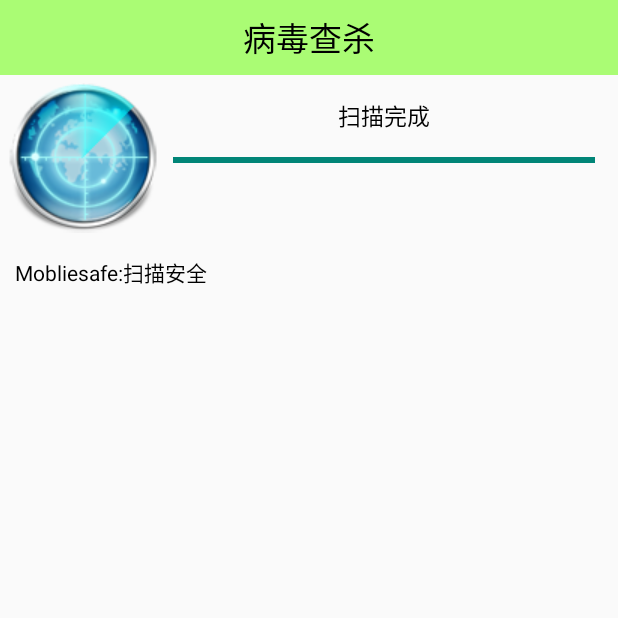
After one commit to 913294137/Mobliesafe, an Android app: the AntivirusActivity screen opened directly, with no data from a screen before it, on a phone screen of 412 x 824 dp, the top half of it. The commit adds this screen. Run offline under Robolectric (Android 15) with nearby library versions, the phone set to English and light mode, and no system bars; 5 statements that could not run were skipped.

Commit message:
手机杀毒功能的实现

```diff
--- /dev/null
+++ b/app/src/main/java/com/sumu/mobliesafe/activity/AntivirusActivity.java
@@ -0,0 +1,153 @@
+package com.sumu.mobliesafe.activity;
+
+import android.app.Activity;
+import android.content.pm.PackageInfo;
+import android.content.pm.PackageManager;
+import android.graphics.Color;
+import android.os.Bundle;
+import android.os.Handler;
+import android.os.Message;
+import android.view.animation.Animation;
+import android.view.animation.RotateAnimation;
+import android.widget.ImageView;
+import android.widget.LinearLayout;
+import android.widget.ProgressBar;
+import android.widget.ScrollView;
+import android.widget.TextView;
+
+import com.lidroid.xutils.ViewUtils;
+import com.lidroid.xutils.view.annotation.ViewInject;
+import com.sumu.mobliesafe.R;
+import com.sumu.mobliesafe.db.dao.AntivirusDao;
+import com.sumu.mobliesafe.utils.MD5Utils;
+
+import java.util.List;
+
+/**
+ * 病毒查杀
+ */
+public class AntivirusActivity extends Activity {
+    private static final int BEGIN = 1;//开始扫描
+    private static final int SCANNING = 2;//扫描中
+    private static final int END = 3;//扫描结束
+    @ViewInject(R.id.iv_act_scanning)
+    private ImageView ivActScanning;
+    @ViewInject(R.id.ll_content)
+    private LinearLayout llContent;
+    @ViewInject(R.id.tv_init_virus)
+    private TextView tvInitVirus;
+    @ViewInject(R.id.progressBar)
+    private ProgressBar progressBar;
+    @ViewInject(R.id.scrollView)
+    private ScrollView scrollView;
+    private Message message;
+
+    @Override
+    protected void onCreate(Bundle savedInstanceState) {
+        super.onCreate(savedInstanceState);
+        setContentView(R.layout.activity_antivirus);
+        ViewUtils.inject(this);
+        initUI();
+        initData();
+    }
+
+    private Handler handler = new Handler() {
+        @Override
+        public void handleMessage(Message msg) {
+            switch (msg.what) {
+                case BEGIN:
+                    tvInitVirus.setText("初始化8核杀毒引擎中...");
+                    break;
+                case SCANNING:
+                    ScanInfo scanInfo = (ScanInfo) msg.obj;
+                    tvInitVirus.setText("正在扫描:" + scanInfo.appName);
+                    TextView textView = new TextView(AntivirusActivity.this);
+                    if (scanInfo.desc) {
+                        textView.setTextColor(Color.RED);
+                        textView.setText(scanInfo.appName + ":有病毒");
+                    } else {
+                        textView.setTextColor(Color.BLACK);
+                        textView.setText(scanInfo.appName + ":扫描安全");
+                    }
+                    llContent.addView(textView);
+                    //自动滚动
+                    scrollView.post(new Runnable() {
+                        @Override
+                        public void run() {
+                            //一直往下面进行滚动
+                            scrollView.fullScroll(ScrollView.FOCUS_DOWN);
+                        }
+                    });
+                    break;
+                case END:
+                    tvInitVirus.setText("扫描完成");
+                    // 当扫描结束的时候。停止动画
+                    ivActScanning.clearAnimation();
+                    break;
+            }
+        }
+    };
+
+    private void initData() {
+        new Thread() {
+            @Override
+            public void run() {
+                message = Message.obtain();
+                message.what = BEGIN;
+                handler.sendMessage(message);
+                PackageManager packageManager = getPackageManager();
+                //获取到所有安装的应用程序
+                List<PackageInfo> packageInfos = packageManager.getInstalledPackages(0);
+                progressBar.setMax(packageInfos.size());
+                int count=0;//扫描的应用程序个数
+                for (PackageInfo packageInfo : packageInfos) {
+                    ScanInfo scanInfo = new ScanInfo();
+                    //获取当前手机上app的名字
+                    String appName = packageInfo.applicationInfo.loadLabel(packageManager).toString();
+                    scanInfo.appName = appName;
+                    //获取包名
+                    String packageName = packageInfo.applicationInfo.packageName;
+                    scanInfo.appPackage = packageName;
+                    //获取到每个应用程序的目录
+                    String sourceDir = packageInfo.applicationInfo.sourceDir;
+                    //获取到文件的md5
+                    String md5 = MD5Utils.getFileMd5(sourceDir);
+                    //判断当前文件是否在病毒数据库中
+                    String desc = AntivirusDao.checkFileVirus(md5);
+                    //如果当前的描述信息等null说明没有病毒
+                    if (desc == null) {
+                        scanInfo.desc = false;
+                    } else {
+                        scanInfo.desc = true;
+                    }
+                    count++;
+                    progressBar.setProgress(count);
+                    message=Message.obtain();
+                    message.what = SCANNING;
+                    message.obj = scanInfo;
+                    handler.sendMessage(message);
+                }
+                message=Message.obtain();
+                message.what = END;
+                handler.sendMessage(message);
+            }
+        }.start();
+    }
+
+    /**
+     * 查杀每个文件的对象
+     */
+    private class ScanInfo {
+        private String appName;
+        private String appPackage;
+        private boolean desc;//是否有病毒
+    }
+
+    private void initUI() {
+        Animation animation = new RotateAnimation(0, 360, Animation.RELATIVE_TO_SELF, 0.5f, Animation.RELATIVE_TO_SELF, 0.5f);
+        animation.setDuration(1000);
+        //不停的循环动画
+        animation.setRepeatCount(Animation.INFINITE);
+        ivActScanning.startAnimation(animation);
+    }
+}
--- a/app/src/main/java/com/sumu/mobliesafe/activity/HomeActivity.java
+++ b/app/src/main/java/com/sumu/mobliesafe/activity/HomeActivity.java
@@ -60,6 +60,7 @@ public class HomeActivity extends Activity {
                     case 4:
                         break;
                     case 5:
+                        startActivity(new Intent(HomeActivity.this,AntivirusActivity.class));
                         break;
                     case 6:
                         break;
--- a/app/src/main/java/com/sumu/mobliesafe/activity/SplashActivity.java
+++ b/app/src/main/java/com/sumu/mobliesafe/activity/SplashActivity.java
@@ -88,7 +88,8 @@ public class SplashActivity extends Activity {
         tvProgress= (TextView) findViewById(R.id.tv_progress);
         tvVersion.setText("版本号：" + getVersionName());
         preferences=getSharedPreferences("config",MODE_APPEND);
-        copyDB("address.db");
+        copyDB("address.db");//拷贝电话归属地数据库
+        copyDB("antivirus.db");//拷贝病毒数据库
         //判断是否需要自动更新
         if (preferences.getBoolean("auto_update",true)){
             checkVersion();
--- a/app/src/main/java/com/sumu/mobliesafe/db/dao/AddressDao.java
+++ b/app/src/main/java/com/sumu/mobliesafe/db/dao/AddressDao.java
@@ -15,7 +15,7 @@ public class AddressDao {
         String address = "未知号码";
         //获取数据库对象
         SQLiteDatabase database = SQLiteDatabase.openDatabase(PATH, null, SQLiteDatabase.OPEN_READONLY);
-        if (number.matches("^1[3-8]\\d{9}$")) {//匹配手机号码
+        if (number.matches("^1[3-8]\\d{8}$")) {//匹配手机号码
             Cursor cursor = database.rawQuery("select location from data2 where id=(select outkey from data1 where id=?)", new String[]{number.substring(0, 7)});
             if (cursor.moveToNext()) {
                 address = cursor.getString(0);
--- /dev/null
+++ b/app/src/main/java/com/sumu/mobliesafe/db/dao/AntivirusDao.java
@@ -0,0 +1,60 @@
+package com.sumu.mobliesafe.db.dao;
+
+import android.content.ContentValues;
+import android.database.Cursor;
+import android.database.sqlite.SQLiteDatabase;
+
+/**
+ * ==============================
+ * 作者：苏幕
+ * <p/>
+ * 时间：2015/11/13   15:40
+ * <p/>
+ * 描述：
+ * <p/>
+ * ==============================
+ */
+public class AntivirusDao {
+    //注意该路径必须是data/data目录的文件，否则数据库访问不到
+    private static final String PATH = "data/data/com.sumu.mobliesafe/files/antivirus.db";
+
+    /**
+     * 检查当前的MD5值是否在病毒数据库中
+     *
+     * @param md5
+     * @return
+     */
+    public static String checkFileVirus(String md5) {
+        String desc = null;
+        //获取数据库对象
+        SQLiteDatabase database = SQLiteDatabase.openDatabase(PATH, null, SQLiteDatabase.OPEN_READONLY);
+        //查询当前传过来的md5是否在病毒数据库里面
+        Cursor cursor = database.rawQuery("select desc from datable where md5=?", new String[]{md5});
+        if (cursor.moveToNext()) {
+            desc = cursor.getString(0);
+        }
+        cursor.close();
+        database.close();
+        return desc;
+    }
+
+    /**
+     * 添加病毒数据库
+     *
+     * @param md5  特征码
+     * @param desc 描述信息
+     */
+    public static void addVirus(String md5, String desc) {
+        SQLiteDatabase db = SQLiteDatabase.openDatabase(
+                "/data/data/com.itheima.mobileguard/files/antivirus.db", null,
+                SQLiteDatabase.OPEN_READWRITE);
+
+        ContentValues values = new ContentValues();
+        values.put("md5", md5);
+        values.put("type", 6);
+        values.put("name", "Android.Troj.AirAD.a");
+        values.put("desc", desc);
+        db.insert("datable", null, values);
+        db.close();
+    }
+}
--- a/app/src/main/java/com/sumu/mobliesafe/utils/MD5Utils.java
+++ b/app/src/main/java/com/sumu/mobliesafe/utils/MD5Utils.java
@@ -1,27 +1,32 @@
 package com.sumu.mobliesafe.utils;
 
+import java.io.File;
+import java.io.FileInputStream;
+import java.io.FileNotFoundException;
+import java.io.IOException;
 import java.security.MessageDigest;
 import java.security.NoSuchAlgorithmException;
 
 /**
  * Created by Sumu on 2015/11/6.
  */
-public class      MD5Utils {
+public class MD5Utils {
     /**
      * MD5加密
+     *
      * @param password
      * @return
      */
-    public static String encode(String password){
+    public static String encode(String password) {
         try {
-            MessageDigest messageDigest=MessageDigest.getInstance("MD5");//获取MD5加密算法对象
-            byte[] digest=messageDigest.digest(password.getBytes());//对字符串加密，返回字节数组
-            StringBuffer buffer=new StringBuffer();
-            for (byte b:digest){
-                int i=b & 0xff;//获取字节的第八位有效值
+            MessageDigest messageDigest = MessageDigest.getInstance("MD5");//获取MD5加密算法对象
+            byte[] digest = messageDigest.digest(password.getBytes());//对字符串加密，返回字节数组
+            StringBuffer buffer = new StringBuffer();
+            for (byte b : digest) {
+                int i = b & 0xff;//获取字节的第八位有效值
                 String hexString = Integer.toHexString(i);//将整数转为16进制
-                if (hexString.length()<2){
-                    hexString="0"+hexString;//如果是1为的话，补0
+                if (hexString.length() < 2) {
+                    hexString = "0" + hexString;//如果是1为的话，补0
                 }
                 buffer.append(hexString);
             }
@@ -31,4 +36,42 @@ public class      MD5Utils {
         }
         return "";
     }
+
+    /**
+     * 获取到文件的MD5(病毒特征码)
+     *
+     * @param sourceDir
+     * @return
+     */
+    public static String getFileMd5(String sourceDir) {
+        File file = new File(sourceDir);
+        try {
+            FileInputStream fis = new FileInputStream(file);
+            byte[] buffer = new byte[1024];
+            int len = -1;
+            //获取数字摘要
+            MessageDigest messageDigest=MessageDigest.getInstance("md5");
+            while ((len = fis.read(buffer)) != -1) {
+                messageDigest.update(buffer,0,len);
+            }
+            byte[] digest = messageDigest.digest();
+            StringBuffer sb = new StringBuffer();
+            for (byte b : digest) {
+                int i = b & 0xff;//获取字节的第八位有效值
+                String hexString = Integer.toHexString(i);//将整数转为16进制
+                if (hexString.length() < 2) {
+                    hexString = "0" + hexString;//如果是1为的话，补0
+                }
+                sb.append(hexString);
+            }
+            return sb.toString();
+        } catch (FileNotFoundException e) {
+            e.printStackTrace();
+        } catch (IOException e) {
+            e.printStackTrace();
+        } catch (NoSuchAlgorithmException e) {
+            e.printStackTrace();
+        }
+        return "";
+    }
 }
--- /dev/null
+++ b/app/src/main/res/layout/activity_antivirus.xml
@@ -0,0 +1,70 @@
+<?xml version="1.0" encoding="utf-8"?>
+<LinearLayout xmlns:android="http://schemas.android.com/apk/res/android"
+    android:layout_width="match_parent"
+    android:layout_height="match_parent"
+    android:orientation="vertical">
+
+    <TextView
+        android:id="@+id/title"
+        style="@style/TitleStyle"
+        android:text="病毒查杀" />
+
+    <LinearLayout
+        android:layout_width="match_parent"
+        android:layout_height="wrap_content"
+        android:layout_margin="5dp"
+        android:orientation="horizontal">
+
+        <FrameLayout
+            android:layout_width="wrap_content"
+            android:layout_height="wrap_content">
+
+            <ImageView
+                android:layout_width="wrap_content"
+                android:layout_height="wrap_content"
+                android:src="@drawable/ic_scanner_malware" />
+
+            <ImageView
+                android:id="@+id/iv_act_scanning"
+                android:layout_width="wrap_content"
+                android:layout_height="wrap_content"
+                android:src="@drawable/act_scanning_03" />
+        </FrameLayout>
+
+        <LinearLayout
+            android:layout_width="match_parent"
+            android:layout_height="wrap_content"
+            android:layout_margin="10dp"
+            android:orientation="vertical">
+
+            <TextView
+                android:id="@+id/tv_init_virus"
+                android:layout_width="match_parent"
+                android:layout_height="wrap_content"
+                android:gravity="center"
+                android:text="初始化8核杀毒引擎"
+                android:textColor="@color/black"
+                android:textSize="15sp" />
+
+            <ProgressBar
+                android:id="@+id/progressBar"
+                style="?android:attr/progressBarStyleHorizontal"
+                android:layout_width="match_parent"
+                android:layout_height="wrap_content"
+                android:layout_marginTop="10dp" />
+        </LinearLayout>
+    </LinearLayout>
+
+    <ScrollView
+        android:id="@+id/scrollView"
+        android:layout_width="match_parent"
+        android:layout_height="match_parent"
+        android:layout_margin="10dp">
+
+        <LinearLayout
+            android:id="@+id/ll_content"
+            android:layout_width="match_parent"
+            android:layout_height="match_parent"
+            android:orientation="vertical"></LinearLayout>
+    </ScrollView>
+</LinearLayout>
```
Also changed, not shown: app/src/main/AndroidManifest.xml (+13 -10 lines), app/src/main/assets/antivirus.db (added), app/src/main/res/drawable/act_scanning_03.png (added), app/src/main/res/drawable/ic_scanner_malware.png (added).
